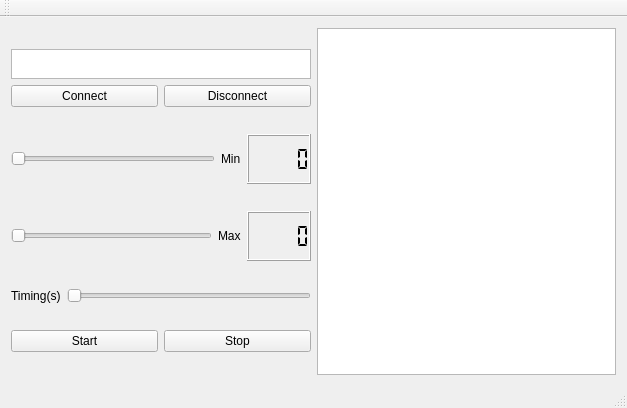
Old version of the form qtsupervisory-master/QtTcpClientProducer/mainwindow.ui in the repository JPOC02/PA_trabalhoQT.
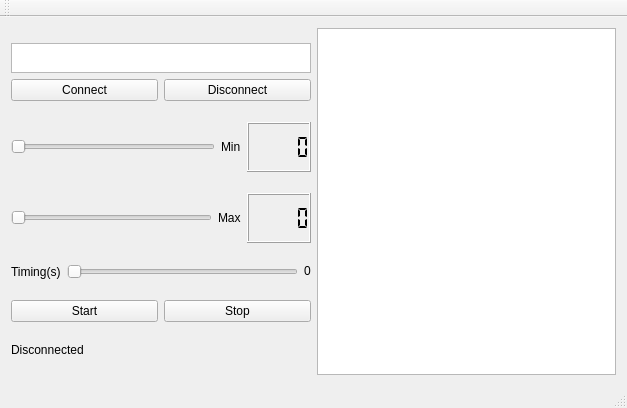
New version of the form.

The edit to the form file:
```diff
--- a/qtsupervisory-master/QtTcpClientProducer/mainwindow.ui
+++ b/qtsupervisory-master/QtTcpClientProducer/mainwindow.ui
@@ -18,7 +18,7 @@
     <item>
      <layout class="QHBoxLayout" name="horizontalLayout_7">
       <item>
-       <layout class="QVBoxLayout" name="verticalLayout_2" stretch="15,25,25,25,20">
+       <layout class="QVBoxLayout" name="verticalLayout_2" stretch="15,25,25,25,20,0">
         <item>
          <layout class="QVBoxLayout" name="verticalLayout">
           <item>
@@ -129,6 +129,19 @@
             </property>
            </widget>
           </item>
+          <item>
+           <widget class="QLabel" name="labelSelectedTiming">
+            <property name="sizePolicy">
+             <sizepolicy hsizetype="Minimum" vsizetype="Fixed">
+              <horstretch>0</horstretch>
+              <verstretch>0</verstretch>
+             </sizepolicy>
+            </property>
+            <property name="text">
+             <string>0</string>
+            </property>
+           </widget>
+          </item>
          </layout>
         </item>
         <item>
@@ -149,6 +162,23 @@
           </item>
          </layout>
         </item>
+        <item>
+         <layout class="QVBoxLayout" name="verticalLayout_3" stretch="0">
+          <item>
+           <widget class="QLabel" name="connectionLabel">
+            <property name="sizePolicy">
+             <sizepolicy hsizetype="Minimum" vsizetype="Fixed">
+              <horstretch>0</horstretch>
+              <verstretch>0</verstretch>
+             </sizepolicy>
+            </property>
+            <property name="text">
+             <string>Disconnected</string>
+            </property>
+           </widget>
+          </item>
+         </layout>
+        </item>
        </layout>
       </item>
       <item>
```
